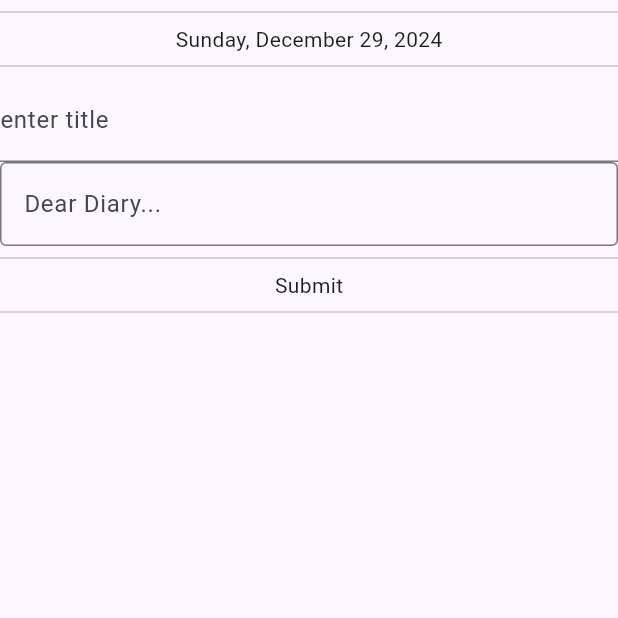
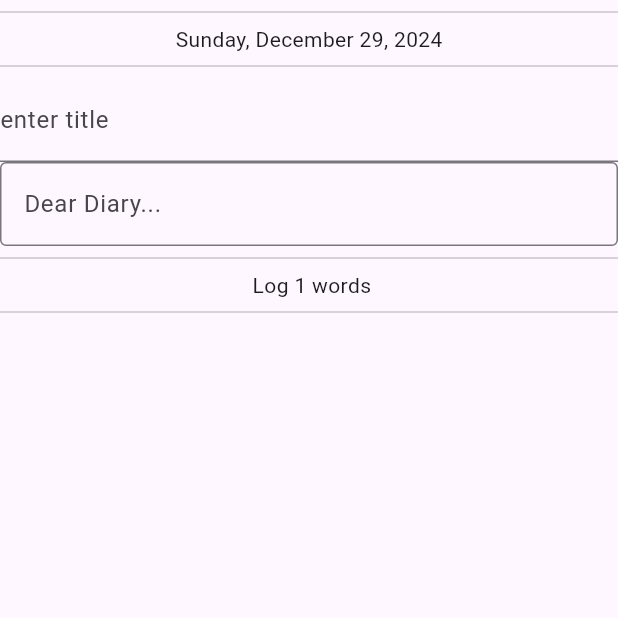
Before and after one commit to AlliedLens/diaryApp, a Flutter app: the screen it shows after launch, item 2 of the bottom bar chosen, on a phone screen of 412 x 824 dp, the top half of it. Run offline on Flutter 3.47's test engine with Material 3 defaults, Android fonts, the phone set to English and light mode, and no system bars; network calls fail.

Commit message:
progress on the new entry page

```diff
--- a/ui/lib/main.dart
+++ b/ui/lib/main.dart
@@ -2,9 +2,6 @@ import 'package:flutter/material.dart';
 import 'package:ui/pages/homepage.dart';
 import 'package:ui/pages/moodspage.dart';
 import 'package:ui/pages/newentrypage.dart';
-import 'package:ui/pages/userpage.dart';
-
-import 'package:ui/widgets/diary_entry_card.dart';
 
 void main() {
   runApp(const MyApp());
--- a/ui/lib/pages/newentrypage.dart
+++ b/ui/lib/pages/newentrypage.dart
@@ -40,7 +40,7 @@ class _NewentrypageState extends State<Newentrypage> {
     }
   }
 
-  logEntry(BuildContext context) async{
+  void logEntry(BuildContext context) async{
 
     setState((){
       _entry = entryController.text;
@@ -48,8 +48,10 @@ class _NewentrypageState extends State<Newentrypage> {
     });
 
     showDialog(context: context, builder: (context){
-      return AlertDialog( content: Text(_title) );
+      return AlertDialog( content: Text(_entry) );
     });
+
+
 
     entryController.text = "";
     titleController.text = "";
@@ -61,6 +63,14 @@ class _NewentrypageState extends State<Newentrypage> {
     entryController.dispose();
     titleController.dispose();
     super.dispose();
+  }
+
+  @override
+  void initState(){
+    super.initState();
+    entryController.addListener((){
+      setState( (){});
+    });
   }
 
 
@@ -103,19 +113,16 @@ class _NewentrypageState extends State<Newentrypage> {
         InkWell(
           onTap: () => logEntry(context),
           child:
-          const Column(
+          Column(
             children: [
-              Divider(),
+              const Divider(),
               Text(
-                'Submit'
+                ' Log ${entryController.text.split(' ').length} words'
               ),
-              Divider(),
+              const Divider(),
             ],
           ),
         ),
-
-
-
 
       ],
     );
```
